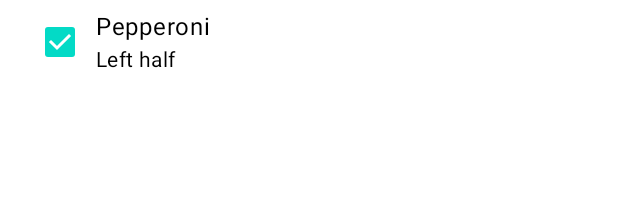
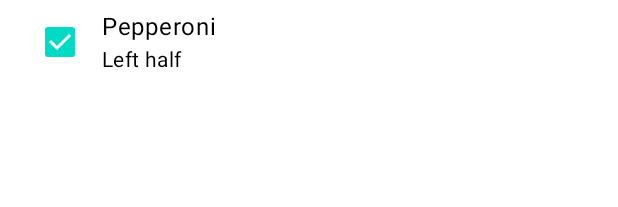
Before and after one commit to ingee/android-programming, an Android app built with Jetpack Compose: the @Preview function ToppingCellPreviewOnLeftHalf, on a phone screen of 412 x 824 dp. Shown: the top 207 px of the screen. Run offline under Robolectric (Android 15) with nearby library versions, the phone set to English and light mode, and no system bars.

Commit message:
Ch26/CodaPizza: Add modifier to extend the width of Column composable

```diff
--- a/CodaPizza/app/src/main/java/com/bignerdranch/android/codapizza/ui/ToppingCell.kt
+++ b/CodaPizza/app/src/main/java/com/bignerdranch/android/codapizza/ui/ToppingCell.kt
@@ -52,7 +52,10 @@ fun ToppingCell(
             checked = (placement != null),
             onCheckedChange = { /*TODO*/ }
         )
-        Column {
+        Column(
+            modifier = Modifier.weight(1f, fill = true)
+                .padding(start = 4.dp)
+        ) {
             Text(
                 text = stringResource(topping.toppingName),
                 style = MaterialTheme.typography.body1
```
